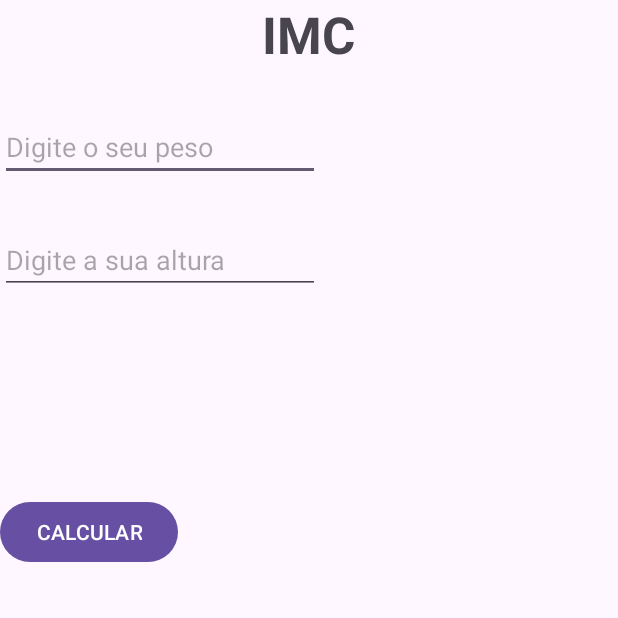
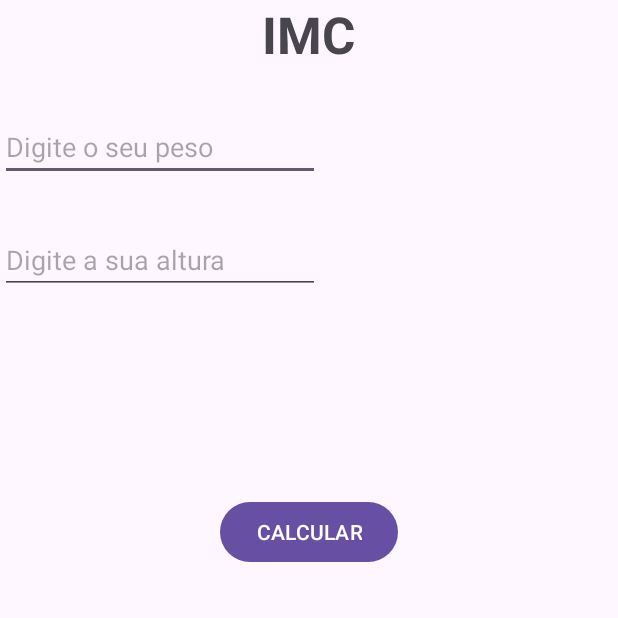
Before and after one commit to gabrel-dias/AndroidStudio, an Android app: the screen it shows after launch (MainActivity), on a phone screen of 412 x 824 dp, the top half of it. Run offline under Robolectric (Android 15) with nearby library versions, the phone set to English and light mode, and no system bars.

Commit message:
adicionado a classificação do IMC

```diff
--- a/CalculadoraIMC/app/build.gradle.kts
+++ b/CalculadoraIMC/app/build.gradle.kts
@@ -11,7 +11,7 @@ android {
         minSdk = 29
         targetSdk = 34
         versionCode = 1
-        versionName = "2.0"
+        versionName = "2.2"
 
         testInstrumentationRunner = "androidx.test.runner.AndroidJUnitRunner"
     }
--- a/CalculadoraIMC/app/src/main/res/layout/activity_main.xml
+++ b/CalculadoraIMC/app/src/main/res/layout/activity_main.xml
@@ -5,6 +5,7 @@
     android:id="@+id/main"
     android:layout_width="match_parent"
     android:layout_height="match_parent"
+    android:layout_gravity="center_horizontal"
     android:orientation="vertical"
     tools:context=".MainActivity">
 
@@ -47,6 +48,7 @@
         android:id="@+id/txtResultado"
         android:layout_width="wrap_content"
         android:layout_height="wrap_content"
+        android:layout_gravity="center_horizontal"
         android:layout_marginTop="50dp"
         android:textSize="48sp"
         tools:layout_editor_absoluteX="76dp"
@@ -56,9 +58,18 @@
         android:id="@+id/btnCalcular"
         android:layout_width="wrap_content"
         android:layout_height="wrap_content"
+        android:layout_gravity="center_horizontal"
         android:layout_marginTop="20dp"
         android:text="CALCULAR"
         tools:layout_editor_absoluteX="146dp"
         tools:layout_editor_absoluteY="638dp" />
 
+    <TextView
+        android:id="@+id/txtClassificacao"
+        android:layout_width="match_parent"
+        android:layout_height="wrap_content"
+        android:layout_marginTop="70dp"
+        android:text="Seu IMC é classificado como: "
+        android:textSize="24sp" />
+
 </LinearLayout>
```
Also changed, not shown: CalculadoraIMC/app/src/main/java/com/tecdias/calculadoraimc/MainActivity.java (+18 -0 lines).
